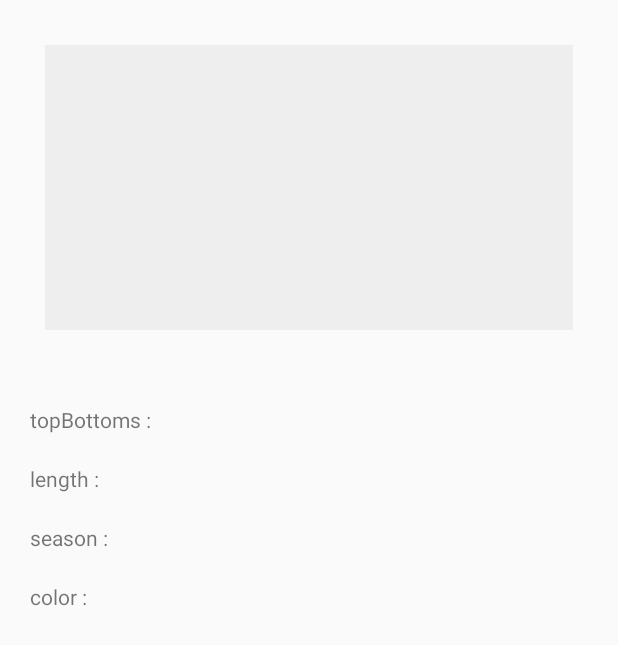
After one commit to jinsil117/SmartCoordi, an Android app: the layout item_cloth_detail.xml on its own in the app's theme, with its tools: preview values and no code run, on a phone screen of 412 x 824 dp. The commit adds this screen. Shown: the top 645 px of the screen. Run offline under Robolectric (Android 15) with nearby library versions, the phone set to English and light mode, and no system bars.

```diff
--- a/app/build.gradle
+++ b/app/build.gradle
@@ -47,6 +47,7 @@ dependencies {
     androidTestImplementation 'com.android.support.test:runner:1.0.2'
     androidTestImplementation 'com.android.support.test.espresso:espresso-core:3.0.2'
     implementation 'com.prolificinteractive:material-calendarview:1.4.3'
+    implementation "com.android.support:recyclerview-v7:28.0.0"
 
     implementation 'com.github.jypdev:maskcropview:1.1.1'
     implementation 'com.alexvasilkov:gesture-views:2.5.2'
--- a/app/src/main/java/com/pickth/dddd/smartcoordination/ClothesClickListener.java
+++ b/app/src/main/java/com/pickth/dddd/smartcoordination/cloth/ClothesClickListener.java
@@ -1,11 +1,11 @@
-package com.pickth.dddd.smartcoordination;
+package com.pickth.dddd.smartcoordination.cloth;
 
 import java.util.ArrayList;
 
 public interface ClothesClickListener {
 
     /**
-     * 캘린더 아이템을 눌렀을 때 호출할 메소드
+     * 옷 아이템을 눌렀을 때 호출할 메소드
      * @param items 해당 날짜의 스케쥴 리스트들
      */
     void onClick(ArrayList<ClothesItem> items);
--- a/app/src/main/res/layout/fragment_clothes_he.xml
+++ b/app/src/main/res/layout/fragment_clothes_he.xml
@@ -7,7 +7,7 @@
     xmlns:android="http://schemas.android.com/apk/res/android">
 
     <android.support.v7.widget.RecyclerView
-        android:id="@+id/rv_clothes"
+        android:id="@+id/rv_clothes_he"
         android:overScrollMode="never"
         android:layout_width="match_parent"
         android:layout_height="match_parent"
--- /dev/null
+++ b/app/src/main/res/layout/item_cloth_detail.xml
@@ -0,0 +1,69 @@
+<?xml version="1.0" encoding="utf-8"?>
+<LinearLayout
+    xmlns:android="http://schemas.android.com/apk/res/android"
+    android:layout_width="match_parent"
+    android:layout_height="match_parent"
+    android:orientation="vertical">
+    <ImageView
+        android:id="@+id/iv_cloth_detail"
+        android:layout_width="match_parent"
+        android:layout_height="190dp"
+        android:layout_gravity="center"
+        android:layout_margin="30dp"
+        android:background="#eee" />
+
+    <TableLayout
+        android:layout_width="match_parent"
+        android:layout_height="wrap_content"
+        android:stretchColumns="1"
+        android:layout_margin="10dp">
+        <TableRow>
+            <TextView
+                android:layout_width="wrap_content"
+                android:layout_height="wrap_content"
+                android:text="topBottoms : "
+                android:layout_margin="10dp"/>
+            <TextView
+                android:id="@+id/tv_cloth_topBottoms"
+                android:layout_width="wrap_content"
+                android:layout_height="wrap_content"
+                android:layout_margin="10dp" />
+        </TableRow>
+        <TableRow>
+            <TextView
+                android:layout_width="wrap_content"
+                android:layout_height="wrap_content"
+                android:text="length : "
+                android:layout_margin="10dp"/>
+            <TextView
+                android:id="@+id/tv_cloth_length"
+                android:layout_width="wrap_content"
+                android:layout_height="wrap_content"
+                android:layout_margin="10dp" />
+        </TableRow>
+        <TableRow>
+            <TextView
+                android:layout_width="wrap_content"
+                android:layout_height="wrap_content"
+                android:text="season : "
+                android:layout_margin="10dp"/>
+            <TextView
+                android:id="@+id/tv_cloth_season"
+                android:layout_width="wrap_content"
+                android:layout_height="wrap_content"
+                android:layout_margin="10dp" />
+        </TableRow>
+        <TableRow>
+            <TextView
+                android:layout_width="wrap_content"
+                android:layout_height="wrap_content"
+                android:text="color : "
+                android:layout_margin="10dp"/>
+            <TextView
+                android:id="@+id/tv_cloth_color"
+                android:layout_width="wrap_content"
+                android:layout_height="wrap_content"
+                android:layout_margin="10dp" />
+        </TableRow>
+    </TableLayout>
+</LinearLayout>
--- a/app/src/main/res/layout/item_cloth.xml
+++ b/app/src/main/res/layout/item_cloth_thumbnail.xml
@@ -5,11 +5,7 @@
     android:layout_height="120dp"
     android:orientation="vertical">
     <ImageView
-        android:id="@+id/iv_cloth"
+        android:id="@+id/iv_cloth_thumbnail"
         android:layout_width="match_parent"
         android:layout_height="match_parent" />
-    <TextView
-        android:id="@+id/tv_cloth"
-        android:layout_width="match_parent"
-        android:layout_height="wrap_content" />
 </LinearLayout>
```
Also changed, not shown: app/src/main/java/com/pickth/dddd/smartcoordination/ClothesItem.java (deleted, +0 -17 lines), app/src/main/java/com/pickth/dddd/smartcoordination/ClothesListAdapterTitle.java (deleted, +0 -53 lines), app/src/main/java/com/pickth/dddd/smartcoordination/TabPagerAdapter.java (+6 -2 lines), app/src/main/java/com/pickth/dddd/smartcoordination/add/ClothAddActivity.java (+13 -5 lines), app/src/main/java/com/pickth/dddd/smartcoordination/cloth/ClothesAdapter.java (renamed from app/src/main/java/com/pickth/dddd/smartcoordination/ClothesAdapter.java, +37 -14 lines), app/src/main/java/com/pickth/dddd/smartcoordination/cloth/ClothesDataManager.java (renamed from app/src/main/java/com/pickth/dddd/smartcoordination/ClothesDataManager.java, +8 -5 lines), app/src/main/java/com/pickth/dddd/smartcoordination/cloth/ClothesFragment_HE.java (renamed from app/src/main/java/com/pickth/dddd/smartcoordination/ClothesFragment_HE.java, +21 -8 lines), app/src/main/java/com/pickth/dddd/smartcoordination/cloth/ClothesItem.java (added, +13 -0 lines), app/src/main/java/com/pickth/dddd/smartcoordination/cloth/ClothesListAdapterThumbnail.java (added, +56 -0 lines).
